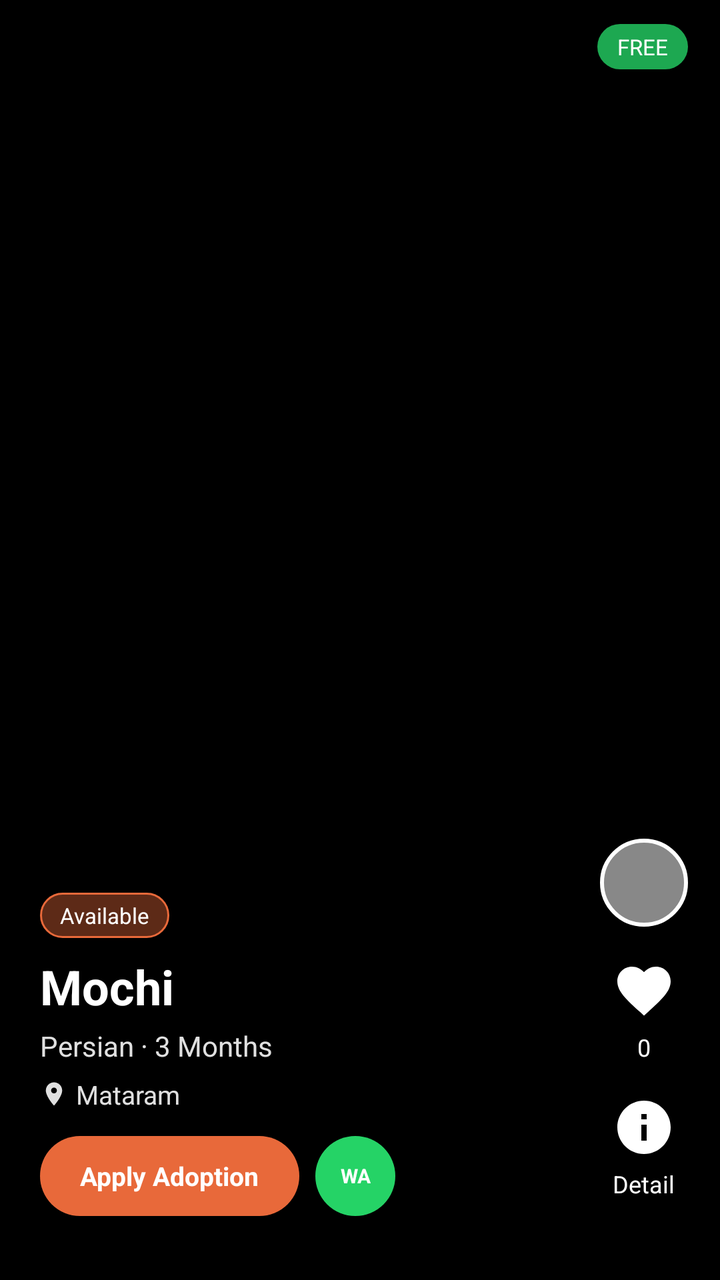
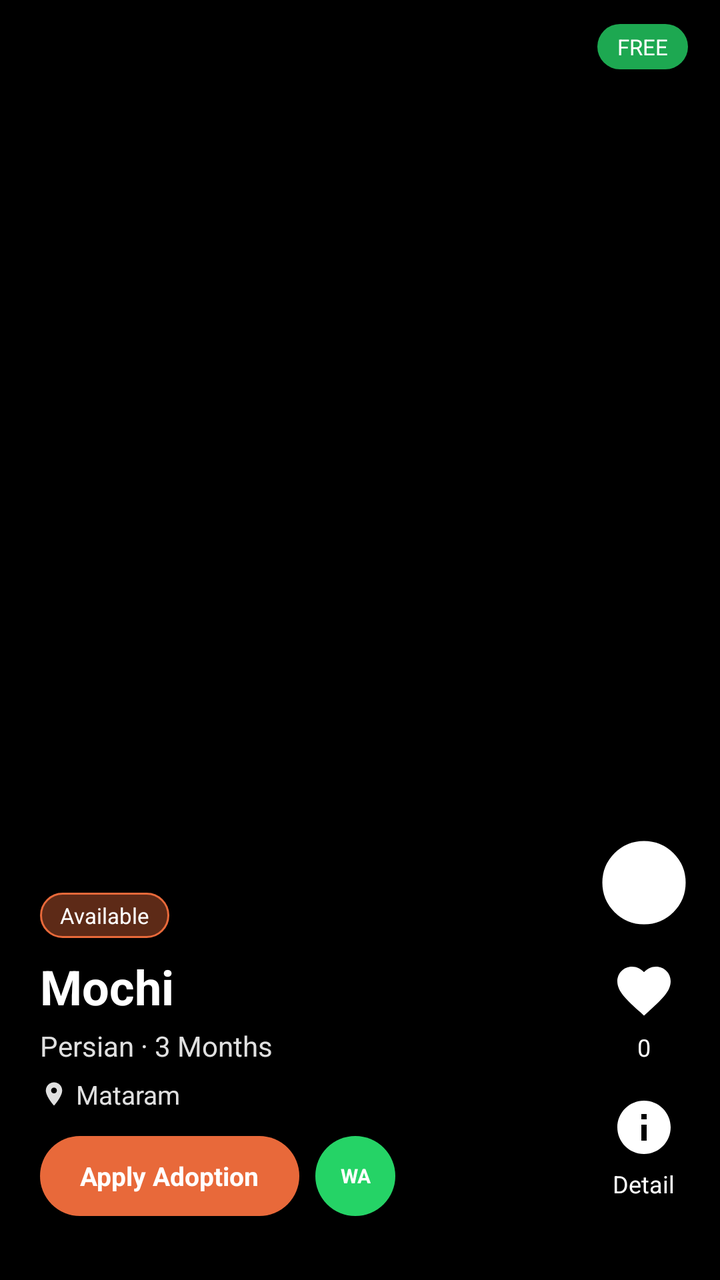

The first picture is an Android layout as it rendered before a commit; the second is the same layout after the commit. The layout source and the unified diff follow.
<!-- AndroidManifest.xml: application theme Theme.AdoptUs -->
<!-- res/layout/item_feed_post.xml -->
<?xml version="1.0" encoding="utf-8"?>
<FrameLayout xmlns:android="http://schemas.android.com/apk/res/android"
    xmlns:app="http://schemas.android.com/apk/res-auto"
    android:layout_width="match_parent"
    android:layout_height="match_parent"
    android:background="#000000">

    
    <ImageView
        android:id="@+id/ivMedia"
        android:layout_width="match_parent"
        android:layout_height="match_parent"
        android:scaleType="centerCrop"
        android:visibility="visible" />

    
    <androidx.media3.ui.PlayerView
        android:id="@+id/pvVideo"
        android:layout_width="match_parent"
        android:layout_height="match_parent"
        android:visibility="gone"
        app:use_controller="false"
        app:resize_mode="fill" />

    <ImageView
        android:id="@+id/imgVideoIndicator"
        android:layout_width="64dp"
        android:layout_height="64dp"
        android:layout_gravity="center"
        android:contentDescription="Video"
        android:src="@drawable/ic_play"
        android:visibility="gone" />

    
    <View
        android:layout_width="match_parent"
        android:layout_height="320dp"
        android:layout_gravity="bottom"
        android:background="@drawable/gradient_feed_bottom" />

    
    <LinearLayout
        android:layout_width="match_parent"
        android:layout_height="wrap_content"
        android:layout_gravity="bottom"
        android:orientation="vertical"
        android:paddingStart="20dp"
        android:paddingEnd="80dp"
        android:paddingBottom="32dp">

        
        <TextView
            android:id="@+id/tvStatus"
            android:layout_width="wrap_content"
            android:layout_height="wrap_content"
            android:text="Available"
            android:textSize="11sp"
            android:textColor="#FFFFFF"
            android:background="@drawable/bg_status_badge"
            android:paddingHorizontal="10dp"
            android:paddingVertical="4dp"
            android:layout_marginBottom="8dp" />

        
        <TextView
            android:id="@+id/tvPetName"
            android:layout_width="wrap_content"
            android:layout_height="wrap_content"
            android:text="Mochi"
            android:textSize="24sp"
            android:textStyle="bold"
            android:textColor="#FFFFFF"
            android:layout_marginBottom="4dp" />

        
        <TextView
            android:id="@+id/tvBreedAge"
            android:layout_width="wrap_content"
            android:layout_height="wrap_content"
            android:text="Persian · 3 Months"
            android:textSize="14sp"
            android:textColor="#E0E0E0"
            android:layout_marginBottom="6dp" />

        
        <LinearLayout
            android:layout_width="wrap_content"
            android:layout_height="wrap_content"
            android:orientation="horizontal"
            android:gravity="center_vertical"
            android:layout_marginBottom="12dp">

            <ImageView
                android:layout_width="14dp"
                android:layout_height="14dp"
                android:src="@drawable/ic_location"
                app:tint="#E0E0E0" />

            <TextView
                android:id="@+id/tvCity"
                android:layout_width="wrap_content"
                android:layout_height="wrap_content"
                android:text="Mataram"
                android:textSize="13sp"
                android:textColor="#E0E0E0"
                android:layout_marginStart="4dp" />
        </LinearLayout>

        
        <LinearLayout
            android:layout_width="wrap_content"
            android:layout_height="wrap_content"
            android:orientation="horizontal"
            android:gravity="center_vertical">

            
            <TextView
                android:id="@+id/btnApply"
                android:layout_width="wrap_content"
                android:layout_height="40dp"
                android:text="Apply Adoption"
                android:textSize="13sp"
                android:textColor="#FFFFFF"
                android:textStyle="bold"
                android:background="@drawable/bg_btn_apply"
                android:gravity="center"
                android:paddingHorizontal="20dp"
                android:layout_marginEnd="8dp" />

            
            <TextView
                android:id="@+id/btnWhatsapp"
                android:layout_width="40dp"
                android:layout_height="40dp"
                android:text="WA"
                android:textSize="10sp"
                android:textColor="#FFFFFF"
                android:textStyle="bold"
                android:background="@drawable/bg_btn_whatsapp"
                android:gravity="center" />

        </LinearLayout>
    </LinearLayout>

    
    <LinearLayout
        android:layout_width="wrap_content"
        android:layout_height="wrap_content"
        android:layout_gravity="bottom|end"
        android:orientation="vertical"
        android:gravity="center_horizontal"
        android:paddingEnd="16dp"
        android:paddingBottom="40dp">

        
        <ImageView
            android:id="@+id/ivOwnerAvatar"
            android:layout_width="44dp"
            android:layout_height="44dp"
            android:scaleType="centerCrop"
            android:background="@drawable/bg_avatar_circle"
            android:layout_marginBottom="16dp" />

        
        <ImageView
            android:id="@+id/btnLike"
            android:layout_width="32dp"
            android:layout_height="32dp"
            android:src="@drawable/ic_heart"
            android:layout_marginBottom="4dp" />

        <TextView
            android:id="@+id/tvLikesCount"
            android:layout_width="wrap_content"
            android:layout_height="wrap_content"
            android:text="0"
            android:textSize="12sp"
            android:textColor="#FFFFFF"
            android:layout_marginBottom="16dp" />

        
        <ImageView
            android:id="@+id/btnDetail"
            android:layout_width="32dp"
            android:layout_height="32dp"
            android:src="@drawable/ic_info"
            android:layout_marginBottom="4dp" />

        <TextView
            android:layout_width="wrap_content"
            android:layout_height="wrap_content"
            android:text="Detail"
            android:textSize="12sp"
            android:textColor="#FFFFFF" />

    </LinearLayout>

    
    <FrameLayout
        android:layout_width="match_parent"
        android:layout_height="wrap_content"
        android:layout_gravity="top"
        android:paddingStart="16dp"
        android:paddingTop="12dp"
        android:paddingEnd="16dp"
        android:paddingBottom="8dp">

        
        <TextView
            android:id="@+id/tvFee"
            android:layout_width="wrap_content"
            android:layout_height="wrap_content"
            android:layout_gravity="top|end"
            android:text="FREE"
            android:textSize="11sp"
            android:textColor="#FFFFFF"
            android:background="@drawable/bg_fee_badge"
            android:paddingHorizontal="10dp"
            android:paddingVertical="4dp" />
    </FrameLayout>

</FrameLayout>
<!-- resources referenced by this layout -->
<resources>
  <!-- drawable bg_avatar_circle (drawable) -->
  <?xml version="1.0" encoding="utf-8"?>
  <shape xmlns:android="http://schemas.android.com/apk/res/android"
      android:shape="oval">
      <solid android:color="#888888" />
      <stroke android:width="2dp" android:color="#FFFFFF" />
  </shape>
  <!-- drawable bg_btn_apply (drawable) -->
  <?xml version="1.0" encoding="utf-8"?>
  <shape xmlns:android="http://schemas.android.com/apk/res/android"
      android:shape="rectangle">
      <corners android:radius="99dp" />
      <solid android:color="#E8693A" />
  </shape>
  <!-- drawable bg_btn_whatsapp (drawable) -->
  <?xml version="1.0" encoding="utf-8"?>
  <shape xmlns:android="http://schemas.android.com/apk/res/android"
      android:shape="rectangle">
      <corners android:radius="99dp" />
      <solid android:color="#25D366" />
  </shape>
  <!-- drawable bg_fee_badge (drawable) -->
  <?xml version="1.0" encoding="utf-8"?>
  <shape xmlns:android="http://schemas.android.com/apk/res/android"
      android:shape="rectangle">
      <corners android:radius="99dp" />
      <solid android:color="#CC25D366" />
  </shape>
  <!-- drawable bg_status_badge (drawable) -->
  <?xml version="1.0" encoding="utf-8"?>
  <shape xmlns:android="http://schemas.android.com/apk/res/android"
      android:shape="rectangle">
      <corners android:radius="99dp" />
      <solid android:color="#66E8693A" />
      <stroke android:width="1dp" android:color="#E8693A" />
  </shape>
  <!-- drawable gradient_feed_bottom (drawable) -->
  <?xml version="1.0" encoding="utf-8"?>
  <shape xmlns:android="http://schemas.android.com/apk/res/android">
      <gradient
          android:type="linear"
          android:angle="90"
          android:startColor="#CC000000"
          android:endColor="#00000000" />
  </shape>
  <!-- drawable ic_heart (drawable) -->
  <?xml version="1.0" encoding="utf-8"?>
  <vector xmlns:android="http://schemas.android.com/apk/res/android"
      android:width="24dp" android:height="24dp"
      android:viewportWidth="24" android:viewportHeight="24">
      <path android:fillColor="#FFFFFF"
          android:pathData="M12,21.35l-1.45,-1.32C5.4,15.36 2,12.28 2,8.5 2,5.42 4.42,3 7.5,3c1.74,0 3.41,0.81 4.5,2.09C13.09,3.81 14.76,3 16.5,3 19.58,3 22,5.42 22,8.5c0,3.78 -3.4,6.86 -8.55,11.54L12,21.35z"/>
  </vector>
  <!-- drawable ic_info (drawable) -->
  <?xml version="1.0" encoding="utf-8"?>
  <vector xmlns:android="http://schemas.android.com/apk/res/android"
      android:width="24dp" android:height="24dp"
      android:viewportWidth="24" android:viewportHeight="24">
      <path android:fillColor="#FFFFFF"
          android:pathData="M12,2C6.48,2 2,6.48 2,12s4.48,10 10,10 10,-4.48 10,-10S17.52,2 12,2zM13,17h-2v-6h2v6zM13,9h-2L11,7h2v2z"/>
  </vector>
  <!-- drawable ic_location (drawable) -->
  <?xml version="1.0" encoding="utf-8"?>
  <vector xmlns:android="http://schemas.android.com/apk/res/android"
      android:width="24dp" android:height="24dp"
      android:viewportWidth="24" android:viewportHeight="24">
      <path android:fillColor="#FFFFFF"
          android:pathData="M12,2C8.13,2 5,5.13 5,9c0,5.25 7,13 7,13s7,-7.75 7,-13c0,-3.87 -3.13,-7 -7,-7zM12,11.5c-1.38,0 -2.5,-1.12 -2.5,-2.5s1.12,-2.5 2.5,-2.5 2.5,1.12 2.5,2.5 -1.12,2.5 -2.5,2.5z"/>
  </vector>
  <!-- drawable ic_play (drawable) -->
  <vector xmlns:android="http://schemas.android.com/apk/res/android"
      android:width="48dp"
      android:height="48dp"
      android:viewportWidth="24"
      android:viewportHeight="24">
      <path
          android:fillColor="#FFFFFFFF"
          android:pathData="M8,5.14v14L19,12z" />
  </vector>
  <style name="Theme.AdoptUs" parent="Base.Theme.AdoptUs" />
  <style name="Base.Theme.AdoptUs" parent="Theme.Material3.DayNight.NoActionBar">
  
          <item name="colorSecondaryContainer">@color/highlight_orange</item>
  
      </style>
  <color name="highlight_orange">#F7D6CE</color>
</resources>

<!-- the commit's change to res/layout/item_feed_post.xml (unified diff, before → after) -->
@@ -153,13 +153,17 @@
         android:paddingBottom="40dp">
 
         
-        <ImageView
+        <com.google.android.material.imageview.ShapeableImageView
             android:id="@+id/ivOwnerAvatar"
             android:layout_width="44dp"
             android:layout_height="44dp"
             android:scaleType="centerCrop"
-            android:background="@drawable/bg_avatar_circle"
-            android:layout_marginBottom="16dp" />
+            android:background="#FFFFFF"
+            android:padding="2dp"
+            android:layout_marginBottom="16dp"
+            app:strokeWidth="1.5dp"
+            app:strokeColor="#FFFFFF"
+            app:shapeAppearanceOverlay="@style/ShapeAppearance.Material3.Corner.Full" />
 
         
         <ImageView
<!-- resource entries referenced after the edit -->
@@ -1,12 +1,5 @@
 <!-- resources referenced by this layout -->
 <resources>
-  <!-- drawable bg_avatar_circle (drawable) -->
-  <?xml version="1.0" encoding="utf-8"?>
-  <shape xmlns:android="http://schemas.android.com/apk/res/android"
-      android:shape="oval">
-      <solid android:color="#888888" />
-      <stroke android:width="2dp" android:color="#FFFFFF" />
-  </shape>
   <!-- drawable bg_btn_apply (drawable) -->
   <?xml version="1.0" encoding="utf-8"?>
   <shape xmlns:android="http://schemas.android.com/apk/res/android"
